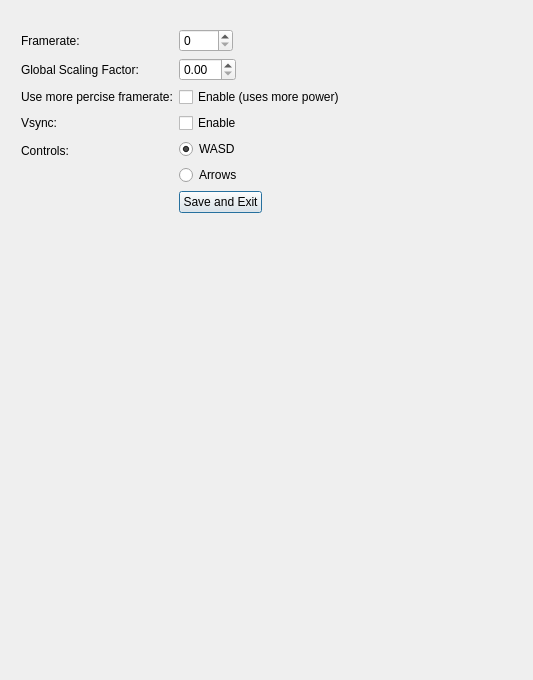
The window that resources/Settings/settings.ui (germanivanov0719/Racing) describes before a commit, drawn with Qt 5.
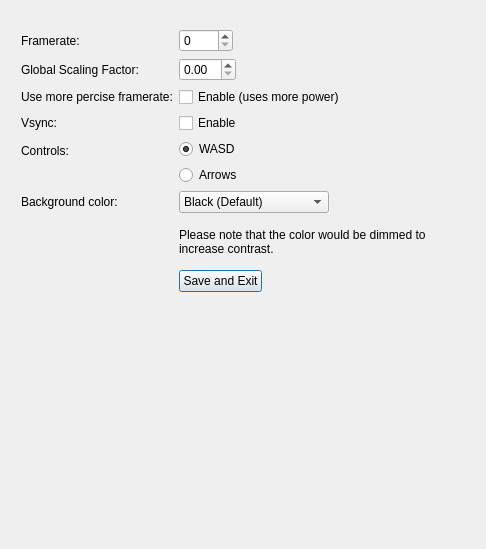
The same window after the commit.

```diff
--- a/resources/Settings/settings.ui
+++ b/resources/Settings/settings.ui
@@ -6,8 +6,8 @@
    <rect>
     <x>0</x>
     <y>0</y>
-    <width>533</width>
-    <height>680</height>
+    <width>486</width>
+    <height>549</height>
    </rect>
   </property>
   <property name="windowTitle">
@@ -29,6 +29,12 @@
       <property name="topMargin">
        <number>20</number>
       </property>
+      <property name="rightMargin">
+       <number>12</number>
+      </property>
+      <property name="bottomMargin">
+       <number>12</number>
+      </property>
       <item row="0" column="0">
        <widget class="QLabel" name="framerate_lbl">
         <property name="text">
@@ -131,7 +137,7 @@
         </item>
        </layout>
       </item>
-      <item row="6" column="1">
+      <item row="8" column="1">
        <widget class="QPushButton" name="save_btn">
         <property name="text">
          <string>Save and Exit</string>
@@ -150,6 +156,94 @@
         </property>
        </widget>
       </item>
+      <item row="6" column="1">
+       <widget class="QComboBox" name="color_box">
+        <property name="minimumSize">
+         <size>
+          <width>150</width>
+          <height>0</height>
+         </size>
+        </property>
+        <item>
+         <property name="text">
+          <string>Black (Default)</string>
+         </property>
+        </item>
+        <item>
+         <property name="text">
+          <string>Blue</string>
+         </property>
+        </item>
+        <item>
+         <property name="text">
+          <string>Red</string>
+         </property>
+        </item>
+        <item>
+         <property name="text">
+          <string>White</string>
+         </property>
+        </item>
+        <item>
+         <property name="text">
+          <string>Grey</string>
+         </property>
+        </item>
+        <item>
+         <property name="text">
+          <string>Purple</string>
+         </property>
+        </item>
+        <item>
+         <property name="text">
+          <string>Green</string>
+         </property>
+        </item>
+        <item>
+         <property name="text">
+          <string>Yellow</string>
+         </property>
+        </item>
+       </widget>
+      </item>
+      <item row="6" column="0">
+       <widget class="QLabel" name="label">
+        <property name="text">
+         <string>Background color:</string>
+        </property>
+       </widget>
+      </item>
+      <item row="7" column="1">
+       <widget class="QLabel" name="label_2">
+        <property name="sizePolicy">
+         <sizepolicy hsizetype="Preferred" vsizetype="Fixed">
+          <horstretch>0</horstretch>
+          <verstretch>0</verstretch>
+         </sizepolicy>
+        </property>
+        <property name="minimumSize">
+         <size>
+          <width>0</width>
+          <height>45</height>
+         </size>
+        </property>
+        <property name="sizeIncrement">
+         <size>
+          <width>0</width>
+          <height>0</height>
+         </size>
+        </property>
+        <property name="text">
+         <string>Please note that the color would be dimmed to increase contrast.</string>
+        </property>
+        <property name="scaledContents">
+         <bool>false</bool>
+        </property>
+        <property name="wordWrap">
+         <bool>true</bool>
+        </property>
+       </widget>
+      </item>
      </layout>
     </item>
    </layout>
```
